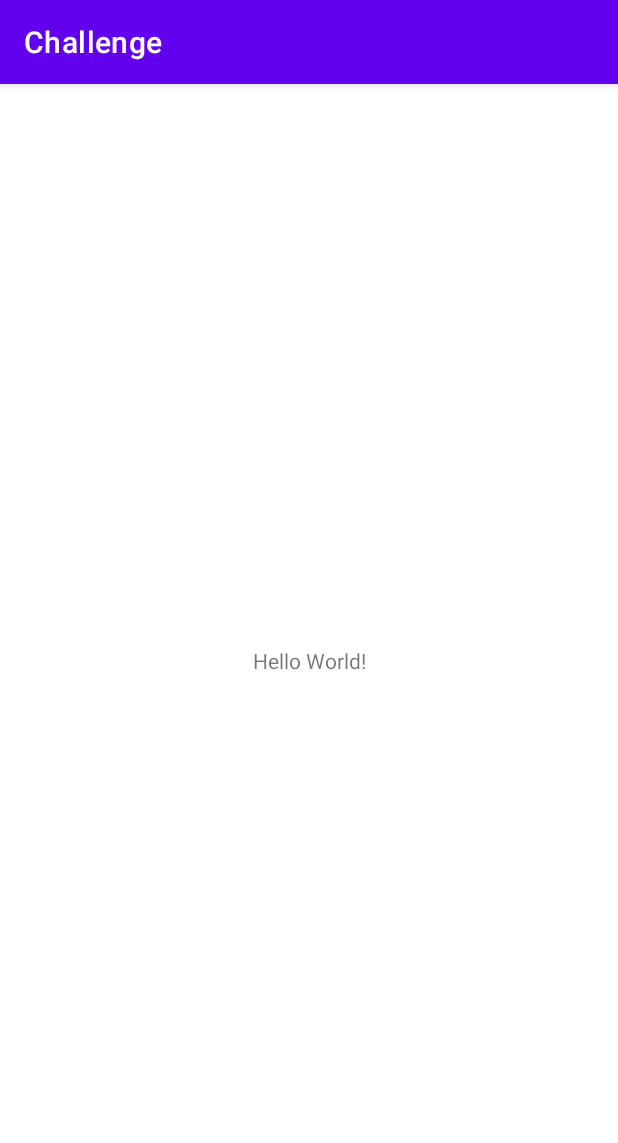
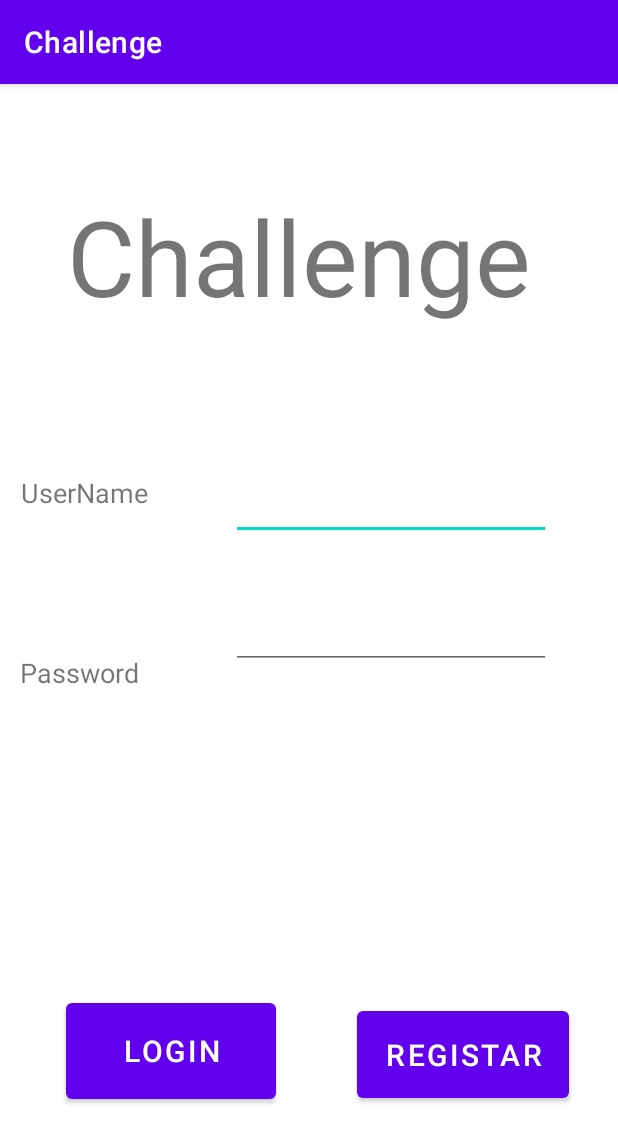
Before and after one commit to darsam44/Challenge, an Android app: the screen it shows after launch (MainActivity), on a phone screen of 412 x 824 dp. Shown: the top 1143 px of the screen. Run offline under Robolectric (Android 15) with nearby library versions, the phone set to English and light mode, and no system bars.

Commit message:
make the MainActivity

```diff
--- a/app/src/main/AndroidManifest.xml
+++ b/app/src/main/AndroidManifest.xml
@@ -9,6 +9,8 @@
         android:roundIcon="@mipmap/ic_launcher_round"
         android:supportsRtl="true"
         android:theme="@style/Theme.Challenge">
+        <activity android:name=".Acvtivities.Main_Page"></activity>
+        <activity android:name=".Acvtivities.Registar" />
         <activity android:name=".MainActivity">
             <intent-filter>
                 <action android:name="android.intent.action.MAIN" />
--- a/app/src/main/java/com/example/challenge/MainActivity.java
+++ b/app/src/main/java/com/example/challenge/MainActivity.java
@@ -2,13 +2,41 @@ package com.example.challenge;
 
 import androidx.appcompat.app.AppCompatActivity;
 
+import android.content.Intent;
 import android.os.Bundle;
+import android.view.View;
+import android.widget.Button;
 
-public class MainActivity extends AppCompatActivity {
+import com.example.challenge.Acvtivities.Main_Page;
+import com.example.challenge.Acvtivities.Registar;
+
+public class MainActivity extends AppCompatActivity implements View.OnClickListener {
+    Button regi;
+    Button Log;
+
 
     @Override
     protected void onCreate(Bundle savedInstanceState) {
         super.onCreate(savedInstanceState);
         setContentView(R.layout.activity_main);
+
+        regi = (Button) findViewById(R.id.b_registar);
+        Log = (Button) findViewById(R.id.b_login);
+        regi .setOnClickListener(this);
+        Log.setOnClickListener(this);
+
+    }
+
+
+    @Override
+    public void onClick(View view) {
+        if ( view == regi) {
+            Intent intent = new Intent(MainActivity.this, Registar.class);
+            startActivity(intent);
+        }
+        else if ( view == Log){
+            Intent intent = new Intent(MainActivity.this, Main_Page.class);
+            startActivity(intent);
+        }
     }
 }
--- a/app/src/main/res/layout/activity_main.xml
+++ b/app/src/main/res/layout/activity_main.xml
@@ -7,12 +7,99 @@
     tools:context=".MainActivity">
 
     <TextView
+        android:id="@+id/textView"
+        android:layout_width="322dp"
+        android:layout_height="109dp"
+        android:layout_marginTop="68dp"
+        android:text="Challenge"
+        android:textSize="70sp"
+        app:layout_constraintEnd_toEndOf="parent"
+        app:layout_constraintHorizontal_bias="0.494"
+        app:layout_constraintStart_toStartOf="parent"
+        app:layout_constraintTop_toTopOf="parent" />
+
+    <Button
+        android:id="@+id/b_login"
+        android:layout_width="140dp"
+        android:layout_height="76dp"
+        android:layout_marginStart="44dp"
+        android:layout_marginLeft="44dp"
+        android:text="LOGIN"
+        android:textSize="20sp"
+        app:layout_constraintBottom_toBottomOf="parent"
+        app:layout_constraintStart_toStartOf="parent"
+        app:layout_constraintTop_toTopOf="parent"
+        app:layout_constraintVertical_bias="0.877" />
+
+    <Button
+        android:id="@+id/b_registar"
+        android:layout_width="141dp"
+        android:layout_height="70dp"
+        android:layout_marginStart="48dp"
+        android:layout_marginLeft="48dp"
+        android:text="REGISTAR"
+        android:textSize="20sp"
+        app:layout_constraintBottom_toBottomOf="parent"
+        app:layout_constraintEnd_toEndOf="parent"
+        app:layout_constraintHorizontal_bias="0.157"
+        app:layout_constraintStart_toEndOf="@+id/b_login"
+        app:layout_constraintTop_toTopOf="parent"
+        app:layout_constraintVertical_bias="0.877" />
+
+    <EditText
+        android:id="@+id/editTextTextPersonName"
         android:layout_width="wrap_content"
         android:layout_height="wrap_content"
-        android:text="Hello World!"
+        android:layout_marginTop="76dp"
+        android:ems="10"
+        android:inputType="textPersonName"
+        app:layout_constraintBottom_toTopOf="@+id/editTextTextPassword3"
+        app:layout_constraintEnd_toEndOf="parent"
+        app:layout_constraintHorizontal_bias="0.776"
+        app:layout_constraintStart_toStartOf="parent"
+        app:layout_constraintTop_toBottomOf="@+id/textView"
+        app:layout_constraintVertical_bias="0.111" />
+
+    <EditText
+        android:id="@+id/editTextTextPassword3"
+        android:layout_width="wrap_content"
+        android:layout_height="wrap_content"
+        android:layout_marginTop="148dp"
+        android:ems="10"
+        android:inputType="textPassword"
         app:layout_constraintBottom_toBottomOf="parent"
-        app:layout_constraintLeft_toLeftOf="parent"
-        app:layout_constraintRight_toRightOf="parent"
-        app:layout_constraintTop_toTopOf="parent" />
+        app:layout_constraintEnd_toEndOf="parent"
+        app:layout_constraintHorizontal_bias="0.776"
+        app:layout_constraintStart_toStartOf="parent"
+        app:layout_constraintTop_toBottomOf="@+id/textView"
+        app:layout_constraintVertical_bias="0.049" />
+
+    <TextView
+        android:id="@+id/textView2"
+        android:layout_width="128dp"
+        android:layout_height="44dp"
+        android:layout_marginTop="256dp"
+        android:text="UserName"
+        android:textSize="18sp"
+        app:layout_constraintBottom_toTopOf="@+id/textView4"
+        app:layout_constraintEnd_toStartOf="@+id/editTextTextPersonName"
+        app:layout_constraintHorizontal_bias="0.551"
+        app:layout_constraintStart_toStartOf="parent"
+        app:layout_constraintTop_toTopOf="parent"
+        app:layout_constraintVertical_bias="0.046" />
+
+    <TextView
+        android:id="@+id/textView4"
+        android:layout_width="128dp"
+        android:layout_height="44dp"
+        android:layout_marginEnd="12dp"
+        android:layout_marginRight="12dp"
+        android:layout_marginBottom="344dp"
+        android:text="Password"
+        android:textSize="18sp"
+        app:layout_constraintBottom_toBottomOf="parent"
+        app:layout_constraintEnd_toStartOf="@+id/editTextTextPassword3"
+        app:layout_constraintHorizontal_bias="0.941"
+        app:layout_constraintStart_toStartOf="parent" />
 
 </androidx.constraintlayout.widget.ConstraintLayout>
```
Also changed, not shown: app/src/main/java/com/example/challenge/Acvtivities/Main_Page.java (added, +16 -0 lines), app/src/main/java/com/example/challenge/Acvtivities/Registar.java (added, +16 -0 lines), app/src/main/res/layout/activity_main__page.xml (added, +18 -0 lines), app/src/main/res/layout/activity_registar.xml (added, +18 -0 lines).
